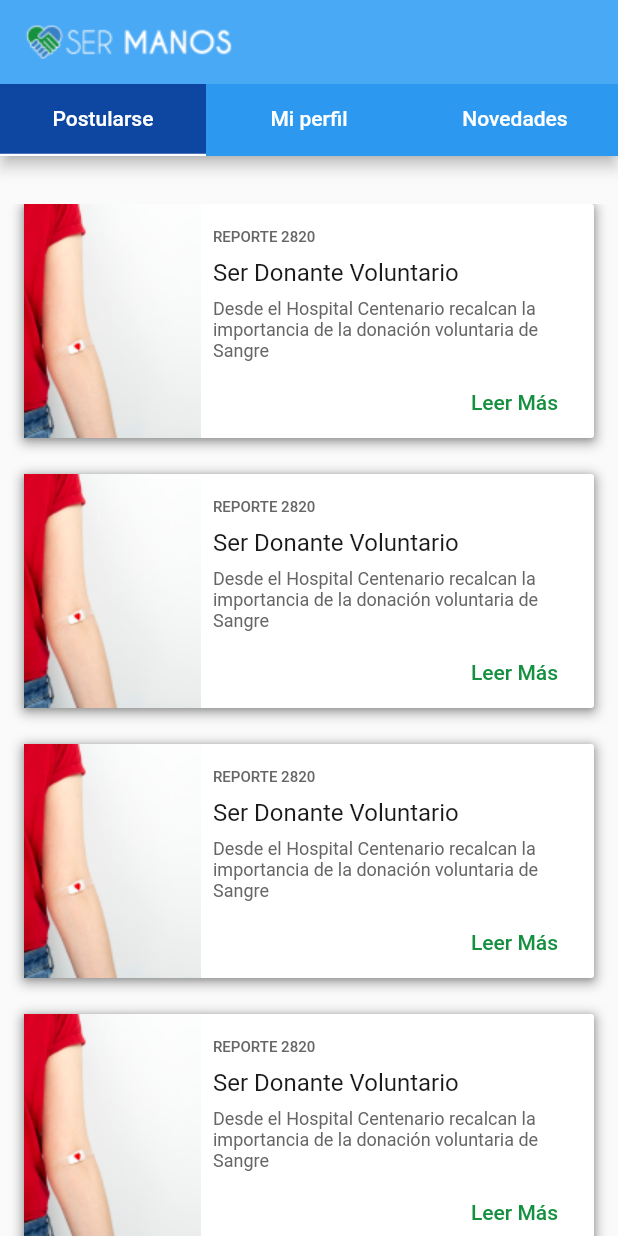
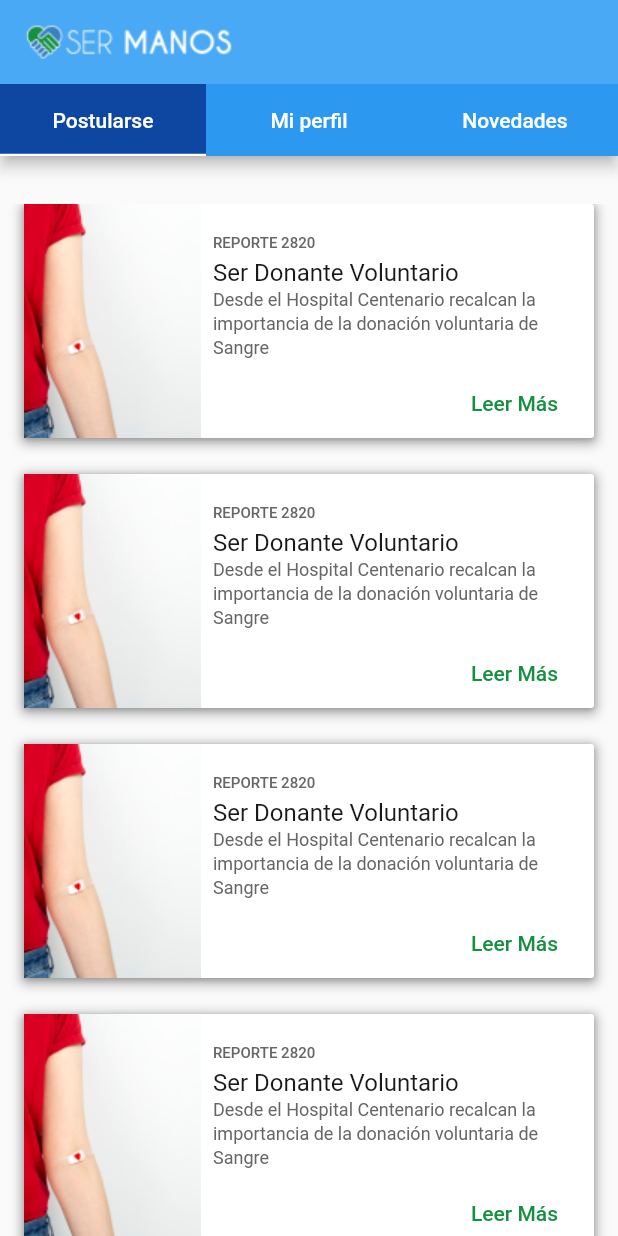
Before and after one commit to GastonDonikian/aplicaciones-moviles-multiplataforma, a Flutter app: the HomePage screen opened directly with empty values, tab 3 chosen, on a phone screen of 412 x 824 dp. Run offline on Flutter 3.47's test engine with Material 2 defaults, Android fonts, the phone set to English and light mode, and no system bars; our stand-ins replace cloud_firestore, firebase_analytics, firebase_auth, firebase_core, firebase_crashlytics, firebase_storage and 2 more; accounts and stored records are empty.

Commit message:
Fixed text styles line height

```diff
--- a/my_app/lib/design_system/cells/cards.dart
+++ b/my_app/lib/design_system/cells/cards.dart
@@ -160,7 +160,6 @@ class SerManosNewsCard extends StatelessWidget {
                             ),
                           ],
                         ),
-                        const SizedBox(height: 8),
                         Row(
                           children: [
                             Expanded(
@@ -172,7 +171,6 @@ class SerManosNewsCard extends StatelessWidget {
                             ),
                           ],
                         ),
-                        const SizedBox(height: 8),
                         Row(
                           children: [
                             Expanded(
--- a/my_app/lib/design_system/foundations/text_styles.dart
+++ b/my_app/lib/design_system/foundations/text_styles.dart
@@ -56,6 +56,7 @@ class SerManosTextStyles extends TextStyle {
           fontFamily: familyHead2,
           fontWeight: fwHead2,
           fontSize: sizeHead2,
+          height: 1.2,
           color: color ?? SerManosColors.white,
         );
 
@@ -64,6 +65,7 @@ class SerManosTextStyles extends TextStyle {
           fontFamily: familySub1,
           fontWeight: fwSub1,
           fontSize: sizeSub1,
+          height: 1.5,
           color: color ?? SerManosColors.white,
         );
   const SerManosTextStyles.body1({Color? color})
@@ -71,6 +73,7 @@ class SerManosTextStyles extends TextStyle {
           fontFamily: familyBody1,
           fontWeight: fwBody1,
           fontSize: sizeBody1,
+          height: 1.4,
           color: color ?? SerManosColors.white,
         );
 
@@ -79,6 +82,7 @@ class SerManosTextStyles extends TextStyle {
           fontFamily: familyBody2,
           fontWeight: fwBody2,
           fontSize: sizeBody2,
+          height: 1.3,
           color: color ?? SerManosColors.white,
         );
 
@@ -87,6 +91,7 @@ class SerManosTextStyles extends TextStyle {
           fontFamily: familyButton,
           fontWeight: fwButton,
           fontSize: sizeButton,
+          height: 1.4,
           color: color ?? SerManosColors.white,
         );
 
@@ -95,6 +100,7 @@ class SerManosTextStyles extends TextStyle {
           fontFamily: familyCaption,
           fontWeight: fwCaption,
           fontSize: sizeCaption,
+          height: 1.3,
           color: color ?? SerManosColors.white,
         );
 
@@ -103,6 +109,7 @@ class SerManosTextStyles extends TextStyle {
           fontFamily: familyOverline,
           fontWeight: fwOverline,
           fontSize: sizeOverline,
+          height: 1.6,
           color: color ?? SerManosColors.white,
         );
 }
```
